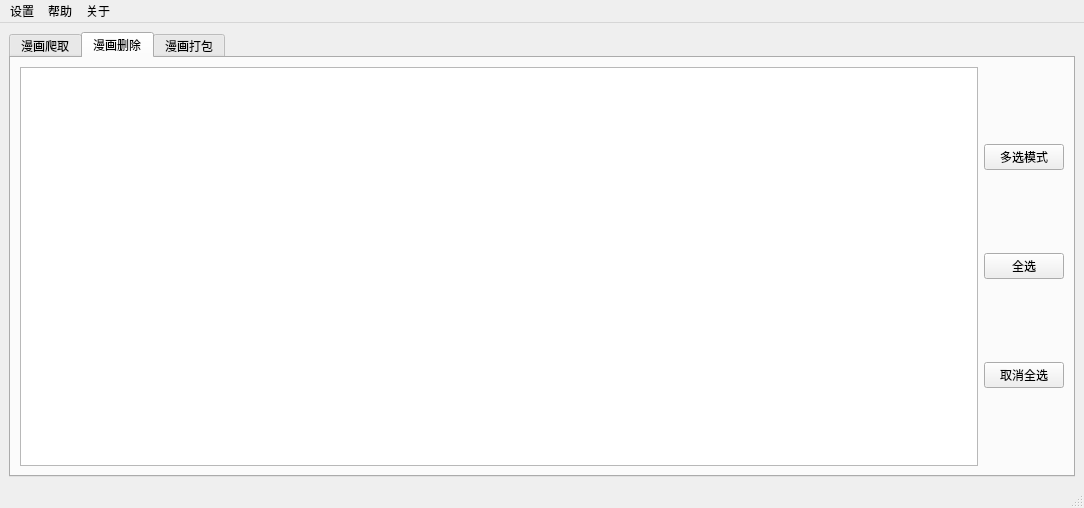
This is assets/GUI/main.ui in zero0mum/web as Qt 5 draws it before an edit. The edited form follows.
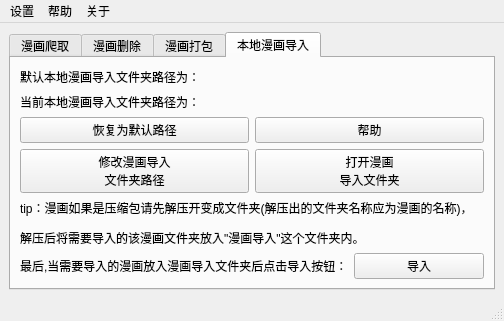
This is the edited form. The open tabs and pages were chosen to show the change. Icons and pictures are not drawn.

Commit message: 新增漫画导入功能

The edit to the form file:
```diff
--- a/assets/GUI/main.ui
+++ b/assets/GUI/main.ui
@@ -6,8 +6,8 @@
    <rect>
     <x>0</x>
     <y>0</y>
-    <width>1084</width>
-    <height>508</height>
+    <width>504</width>
+    <height>288</height>
    </rect>
   </property>
   <property name="windowTitle">
@@ -208,6 +208,110 @@
         </item>
        </layout>
       </widget>
+      <widget class="QWidget" name="tab_4">
+       <attribute name="icon">
+        <iconset>
+         <normaloff>assets/file-import.svg</normaloff>assets/file-import.svg</iconset>
+       </attribute>
+       <attribute name="title">
+        <string>本地漫画导入</string>
+       </attribute>
+       <layout class="QGridLayout" name="gridLayout_6">
+        <item row="0" column="0">
+         <layout class="QVBoxLayout" name="verticalLayout_4">
+          <item>
+           <widget class="QLabel" name="tab4_label_defaultsrc">
+            <property name="text">
+             <string>默认本地漫画导入文件夹路径为：</string>
+            </property>
+           </widget>
+          </item>
+          <item>
+           <widget class="QLabel" name="tab4_label_currentsrc">
+            <property name="text">
+             <string>当前本地漫画导入文件夹路径为：</string>
+            </property>
+           </widget>
+          </item>
+         </layout>
+        </item>
+        <item row="1" column="0">
+         <layout class="QGridLayout" name="gridLayout_5">
+          <item row="0" column="0">
+           <widget class="QPushButton" name="reset_folder">
+            <property name="text">
+             <string>恢复为默认路径</string>
+            </property>
+            <property name="icon">
+             <iconset>
+              <normaloff>assets/reply.svg</normaloff>assets/reply.svg</iconset>
+            </property>
+           </widget>
+          </item>
+          <item row="0" column="1">
+           <widget class="QPushButton" name="help">
+            <property name="text">
+             <string>帮助</string>
+            </property>
+           </widget>
+          </item>
+          <item row="1" column="0">
+           <widget class="QPushButton" name="edit_folder">
+            <property name="text">
+             <string>修改漫画导入
+文件夹路径</string>
+            </property>
+            <property name="icon">
+             <iconset>
+              <normaloff>assets/folder.svg</normaloff>assets/folder.svg</iconset>
+            </property>
+           </widget>
+          </item>
+          <item row="1" column="1">
+           <widget class="QPushButton" name="open_import_folder">
+            <property name="text">
+             <string>打开漫画
+导入文件夹</string>
+            </property>
+            <property name="icon">
+             <iconset>
+              <normaloff>assets/folder-open.svg</normaloff>assets/folder-open.svg</iconset>
+            </property>
+           </widget>
+          </item>
+         </layout>
+        </item>
+        <item row="2" column="0">
+         <widget class="QLabel" name="label_5">
+          <property name="text">
+           <string>&lt;html&gt;&lt;head/&gt;&lt;body&gt;&lt;p&gt;tip：漫画如果是压缩包请先解压开变成文件夹(解压出的文件夹名称应为漫画的名称)，&lt;/p&gt;&lt;p&gt;解压后将需要导入的该漫画文件夹放入&amp;quot;漫画导入&amp;quot;这个文件夹内。&lt;/p&gt;&lt;/body&gt;&lt;/html&gt;</string>
+          </property>
+         </widget>
+        </item>
+        <item row="3" column="0">
+         <layout class="QHBoxLayout" name="horizontalLayout_3">
+          <item>
+           <widget class="QLabel" name="label_8">
+            <property name="text">
+             <string>最后,当需要导入的漫画放入漫画导入文件夹后点击导入按钮：</string>
+            </property>
+           </widget>
+          </item>
+          <item>
+           <widget class="QPushButton" name="comics_import">
+            <property name="text">
+             <string>导入</string>
+            </property>
+            <property name="icon">
+             <iconset>
+              <normaloff>assets/file-import.svg</normaloff>assets/file-import.svg</iconset>
+            </property>
+           </widget>
+          </item>
+         </layout>
+        </item>
+       </layout>
+      </widget>
      </widget>
     </item>
    </layout>
@@ -217,11 +321,11 @@
     <rect>
      <x>0</x>
      <y>0</y>
-     <width>1084</width>
+     <width>504</width>
      <height>22</height>
     </rect>
    </property>
-   <widget class="QMenu" name="menu">
+   <widget class="QMenu" name="menu_setting">
     <property name="toolTip">
      <string>设置</string>
     </property>
@@ -239,19 +343,19 @@
      <bool>true</bool>
     </property>
    </widget>
-   <widget class="QMenu" name="menu_2">
+   <widget class="QMenu" name="menu_help">
     <property name="title">
      <string>帮助</string>
     </property>
    </widget>
-   <widget class="QMenu" name="menu_3">
+   <widget class="QMenu" name="menu_about">
     <property name="title">
      <string>关于</string>
     </property>
    </widget>
-   <addaction name="menu"/>
-   <addaction name="menu_2"/>
-   <addaction name="menu_3"/>
+   <addaction name="menu_setting"/>
+   <addaction name="menu_help"/>
+   <addaction name="menu_about"/>
   </widget>
   <widget class="QStatusBar" name="statusbar"/>
  </widget>
```
Left out of the diff: 37 changed lines with no effect on the pictures. The commit also changes 15 other files.
